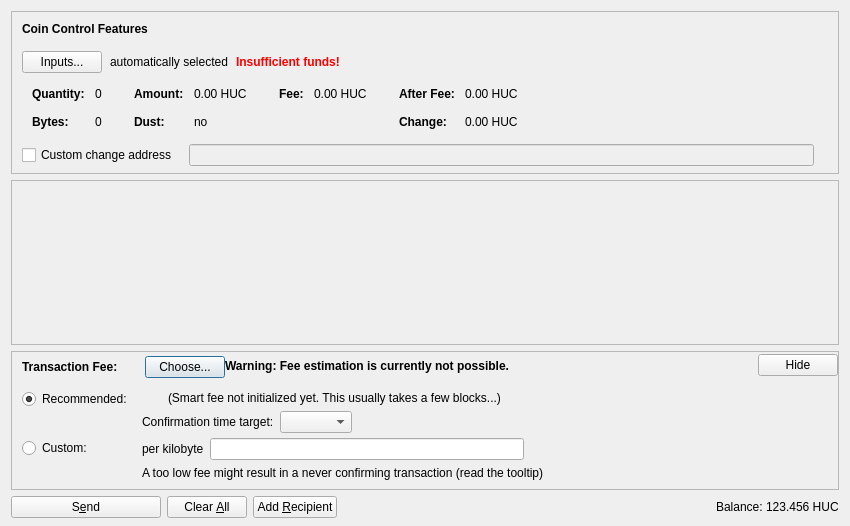
First picture: the form in src/qt/forms/sendcoinsdialog.ui, repository SimBil91/diamondhandscoin, before the edit.
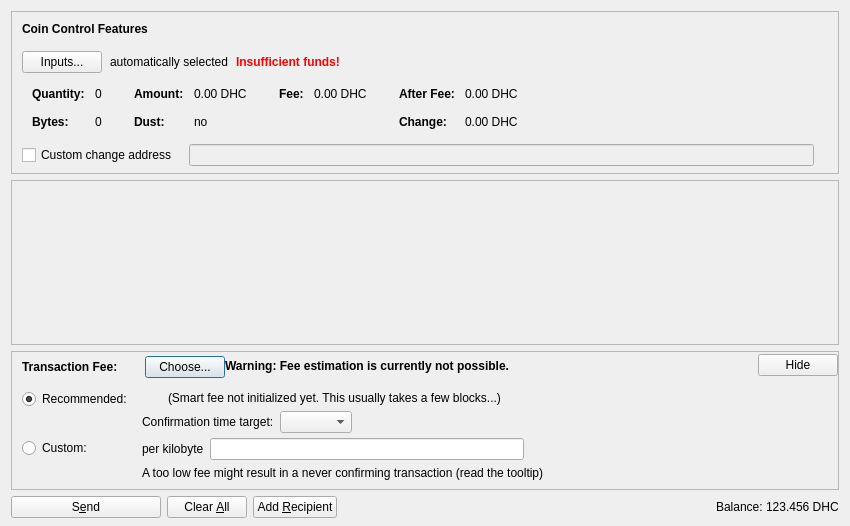
Second picture: the form after the edit. Icons and pictures are not drawn. Custom widgets are drawn as their Qt base class.

What changed in the file:
```diff
--- a/src/qt/forms/sendcoinsdialog.ui
+++ b/src/qt/forms/sendcoinsdialog.ui
@@ -324,7 +324,7 @@
                   <enum>Qt::ActionsContextMenu</enum>
                  </property>
                  <property name="text">
-                  <string notr="true">0.00 HUC</string>
+                  <string notr="true">0.00 DHC</string>
                  </property>
                  <property name="textInteractionFlags">
                   <set>Qt::LinksAccessibleByMouse|Qt::TextSelectableByKeyboard|Qt::TextSelectableByMouse</set>
@@ -404,7 +404,7 @@
                   <enum>Qt::ActionsContextMenu</enum>
                  </property>
                  <property name="text">
-                  <string notr="true">0.00 HUC</string>
+                  <string notr="true">0.00 DHC</string>
                  </property>
                  <property name="textInteractionFlags">
                   <set>Qt::LinksAccessibleByMouse|Qt::TextSelectableByKeyboard|Qt::TextSelectableByMouse</set>
@@ -455,7 +455,7 @@
                   <enum>Qt::ActionsContextMenu</enum>
                  </property>
                  <property name="text">
-                  <string notr="true">0.00 HUC</string>
+                  <string notr="true">0.00 DHC</string>
                  </property>
                  <property name="textInteractionFlags">
                   <set>Qt::LinksAccessibleByMouse|Qt::TextSelectableByKeyboard|Qt::TextSelectableByMouse</set>
@@ -484,7 +484,7 @@
                   <enum>Qt::ActionsContextMenu</enum>
                  </property>
                  <property name="text">
-                  <string notr="true">0.00 HUC</string>
+                  <string notr="true">0.00 DHC</string>
                  </property>
                  <property name="textInteractionFlags">
                   <set>Qt::LinksAccessibleByMouse|Qt::TextSelectableByKeyboard|Qt::TextSelectableByMouse</set>
@@ -1204,7 +1204,7 @@
           <cursorShape>IBeamCursor</cursorShape>
          </property>
          <property name="text">
-          <string notr="true">123.456 HUC</string>
+          <string notr="true">123.456 DHC</string>
          </property>
          <property name="textInteractionFlags">
           <set>Qt::LinksAccessibleByMouse|Qt::TextSelectableByKeyboard|Qt::TextSelectableByMouse</set>
```
Left out of the diff: 2 changed lines with no effect on the pictures.
